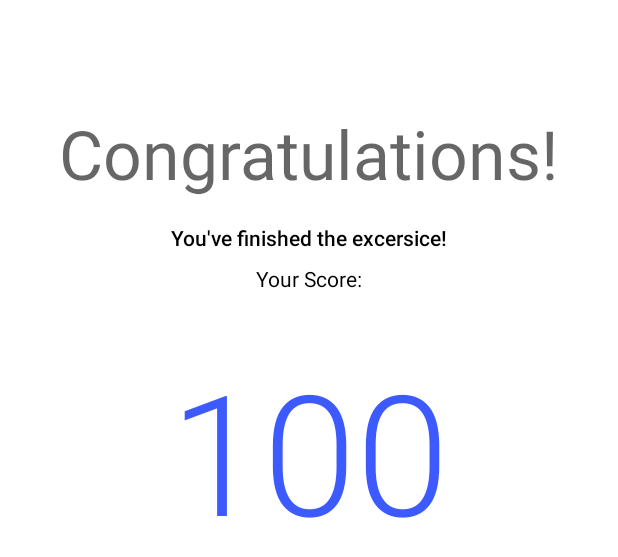
After one commit to adryanev/ElLearning, an Android app: the layout activity_hasil.xml on its own in the app's theme, with its tools: preview values and no code run, on a phone screen of 412 x 824 dp. The commit adds this screen. Shown: the top 557 px of the screen. Run offline under Robolectric (Android 15) with nearby library versions, the phone set to English and light mode, and no system bars.

Commit message:
Halaman Hasil Selesai

```diff
--- a/app/src/main/java/com/circlenode/el_learning/activities/LatihanActivity.kt
+++ b/app/src/main/java/com/circlenode/el_learning/activities/LatihanActivity.kt
@@ -125,6 +125,7 @@ class LatihanActivity : AppCompatActivity(), View.OnClickListener {
     private fun sendResult() {
         val intent : Intent = Intent(this@LatihanActivity,HasilActivity::class.java)
         intent.putStringArrayListExtra("jawaban",jawabanSiswa)
+        intent.putStringArrayListExtra("jawaban_benar",jawabanBenar)
         intent.putExtra("skor",skor)
         startActivity(intent)
 
--- /dev/null
+++ b/app/src/main/res/layout/activity_hasil.xml
@@ -0,0 +1,85 @@
+<?xml version="1.0" encoding="utf-8"?>
+<androidx.core.widget.NestedScrollView
+    xmlns:android="http://schemas.android.com/apk/res/android"
+    xmlns:app="http://schemas.android.com/apk/res-auto"
+    xmlns:tools="http://schemas.android.com/tools"
+    android:layout_width="match_parent"
+    android:layout_height="match_parent">
+    <androidx.constraintlayout.widget.ConstraintLayout
+        android:layout_width="match_parent"
+        android:layout_height="match_parent"
+        android:layout_gravity="center_horizontal">
+
+
+        <TextView
+            android:id="@+id/ucapan_selamat"
+            android:layout_width="wrap_content"
+            android:layout_height="wrap_content"
+            android:layout_marginStart="8dp"
+            android:layout_marginTop="72dp"
+            android:layout_marginEnd="8dp"
+            android:textAppearance="@style/TextAppearance.AppCompat.Display2"
+            app:layout_constraintEnd_toEndOf="parent"
+            app:layout_constraintStart_toStartOf="parent"
+            app:layout_constraintTop_toTopOf="parent"
+            android:text="Congratulations!" />
+
+        <TextView
+            android:id="@+id/teksSub"
+            android:layout_width="wrap_content"
+            android:layout_height="wrap_content"
+            android:layout_marginStart="8dp"
+            android:layout_marginTop="16dp"
+            android:layout_marginEnd="8dp"
+            android:textAppearance="@style/TextAppearance.AppCompat.Body2"
+            app:layout_constraintEnd_toEndOf="parent"
+            app:layout_constraintStart_toStartOf="parent"
+            app:layout_constraintTop_toBottomOf="@+id/ucapan_selamat"
+            android:text="You've finished the excersice!" />
+
+        <TextView
+            android:id="@+id/pre_score"
+            android:layout_width="wrap_content"
+            android:layout_height="17dp"
+            android:layout_marginStart="8dp"
+            android:layout_marginTop="8dp"
+            android:layout_marginEnd="8dp"
+            android:text="Your Score:"
+            android:textAppearance="@style/TextAppearance.AppCompat.Body1"
+            app:layout_constraintEnd_toEndOf="parent"
+            app:layout_constraintStart_toStartOf="parent"
+            app:layout_constraintTop_toBottomOf="@+id/teksSub" />
+
+        <TextView
+            android:id="@+id/skorSiswa"
+            android:layout_width="wrap_content"
+            android:layout_height="wrap_content"
+            android:layout_marginStart="8dp"
+            android:layout_marginTop="32dp"
+            android:layout_marginEnd="8dp"
+            android:textAppearance="@style/TextAppearance.AppCompat.Display4"
+            android:textColor="@color/secondaryColor"
+            app:layout_constraintEnd_toEndOf="parent"
+            app:layout_constraintHorizontal_bias="0.502"
+            app:layout_constraintStart_toStartOf="parent"
+            app:layout_constraintTop_toBottomOf="@+id/pre_score"
+            tools:text="100" />
+
+        <TableLayout
+            android:gravity="center_horizontal"
+            android:id="@+id/tabel_jawaban"
+            android:layout_width="match_parent"
+            android:layout_height="wrap_content"
+            android:layout_marginStart="80dp"
+            android:layout_marginTop="16dp"
+            android:layout_marginEnd="64dp"
+            app:layout_constraintEnd_toEndOf="parent"
+            app:layout_constraintStart_toStartOf="parent"
+            app:layout_constraintTop_toBottomOf="@+id/skorSiswa"
+            app:layout_constraintBottom_toBottomOf="parent"
+            >
+
+        </TableLayout>
+    </androidx.constraintlayout.widget.ConstraintLayout>
+
+</androidx.core.widget.NestedScrollView>
```
Also changed, not shown: app/src/main/java/com/circlenode/el_learning/activities/HasilActivity.kt (+67 -0 lines), app/src/main/res/layout/activity_splash.xml (+16 -3 lines).
